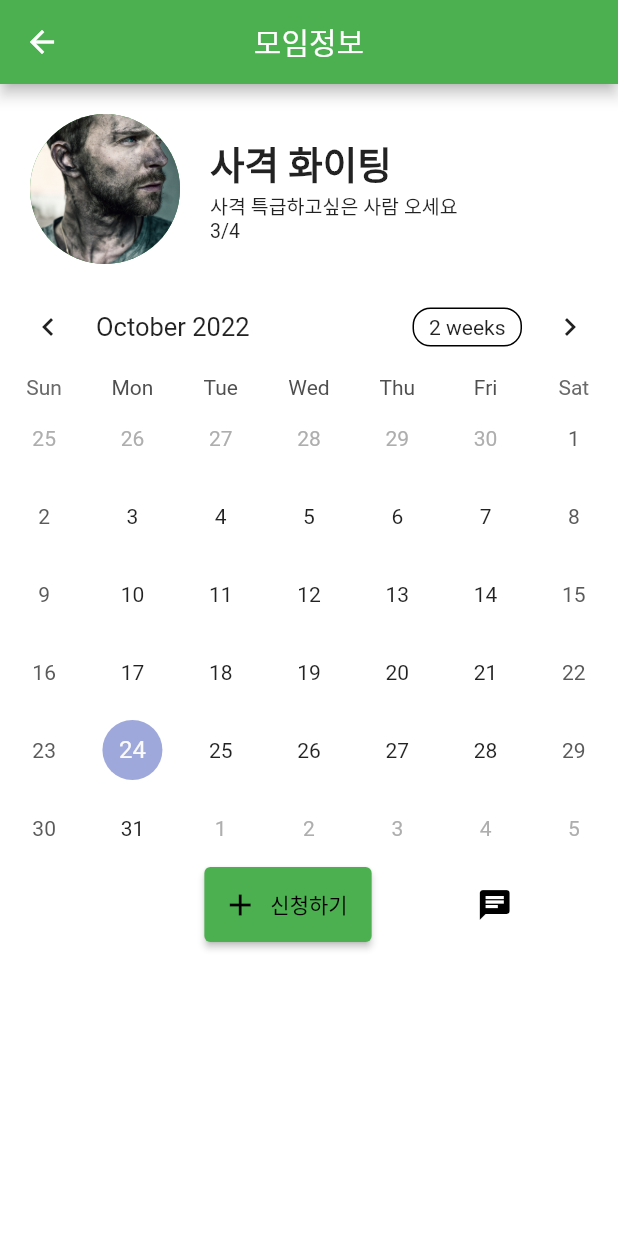
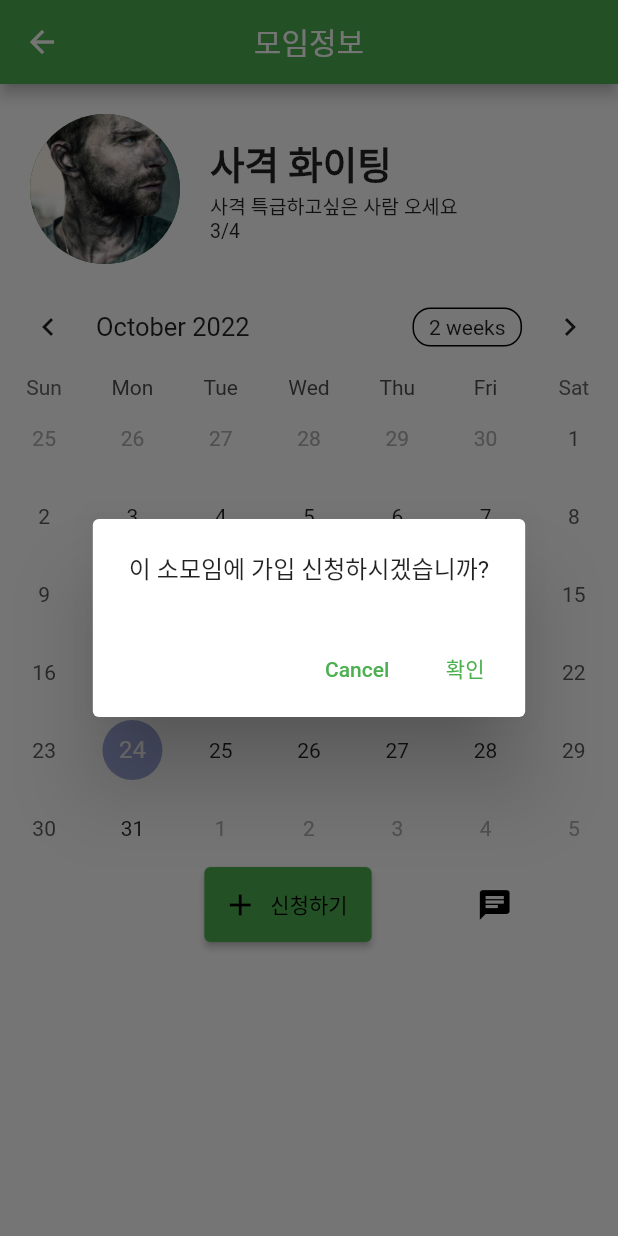
Before and after one commit to ZeVicTech/APP_BestWarrior_Warrior, a Flutter app: the screen it shows after launch, after a tap on "신청하기", on a phone screen of 412 x 824 dp. Run offline on Flutter 3.47's test engine with Material 2 defaults, Android fonts, the phone set to English and light mode, and no system bars; drawn by our look-alikes of table_calendar; our stand-ins replace cloud_firestore, firebase_auth, firebase_core, firebase_database, font_awesome_flutter; accounts and stored records are empty.

Commit message:
소모임 신청하기 팝업추가

```diff
--- a/APP(Android)/best_warrior/lib/component/meetinginfo.dart
+++ b/APP(Android)/best_warrior/lib/component/meetinginfo.dart
@@ -59,9 +59,34 @@
         focusedDay: DateTime.now());
   }
 
-  Widget meet_join() {
+  Widget meet_join(context) {
     return ElevatedButton.icon(
-      onPressed: () {},
+      onPressed: () {
+        showDialog(
+          context: context,
+          barrierDismissible: true, // 바깥 영역 터치시 닫을지 여부
+          builder: (BuildContext context) {
+            return AlertDialog(
+              content: Text('이 소모임에 가입 신청하시겠습니까?'),
+              insetPadding: const EdgeInsets.fromLTRB(0, 80, 0, 80),
+              actions: [
+                TextButton(
+                  child: const Text('Cancel'),
+                  onPressed: () {
+                    Navigator.of(context).pop();
+                  },
+                ),
+                TextButton(
+                  child: const Text('확인'),
+                  onPressed: () {
+                    Navigator.of(context).pop();
+                  },
+                ),
+              ],
+            );
+          }
+        );
+      },
       label: Text("신청하기"),
       icon: Icon(Icons.add),
       style: ElevatedButton.styleFrom(
--- a/APP(Android)/best_warrior/lib/pages/meetingroom_page.dart
+++ b/APP(Android)/best_warrior/lib/pages/meetingroom_page.dart
@@ -30,7 +30,7 @@
             mainAxisAlignment:  MainAxisAlignment.spaceEvenly,
             children: [
               SizedBox(width: 20),
-              Meet_Header().meet_join(),      //신청하기 버튼
+              Meet_Header().meet_join(context),      //신청하기 버튼
               Meet_Header().meet_chat(context),  //채팅 버튼
             ],
           )
```
